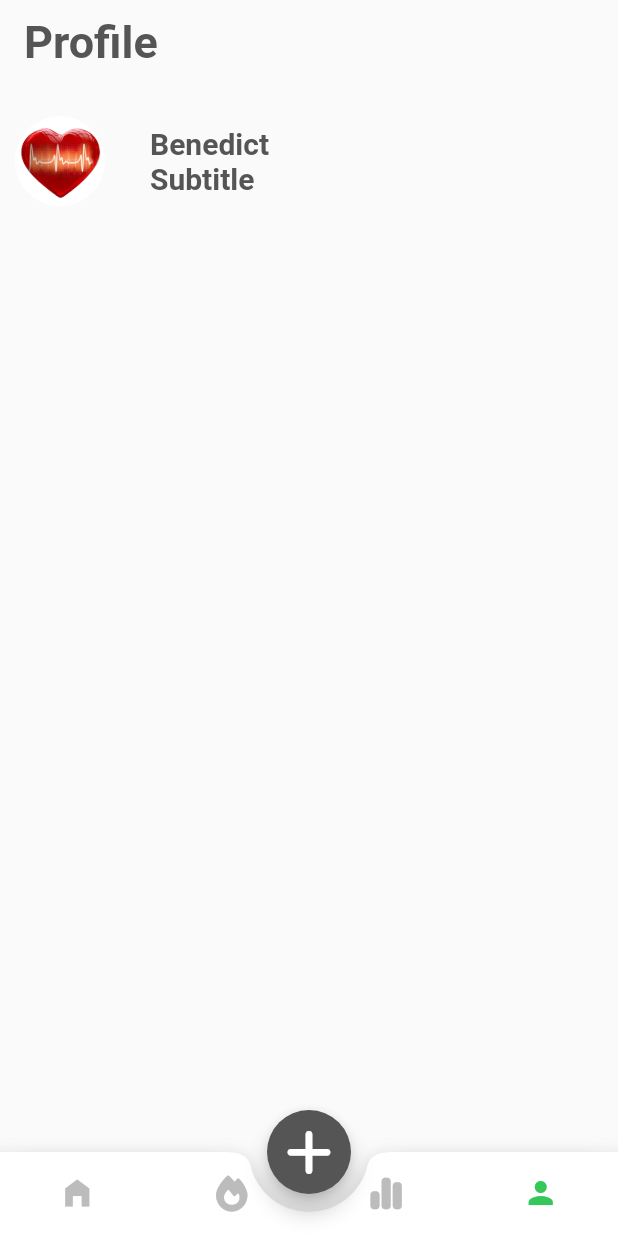
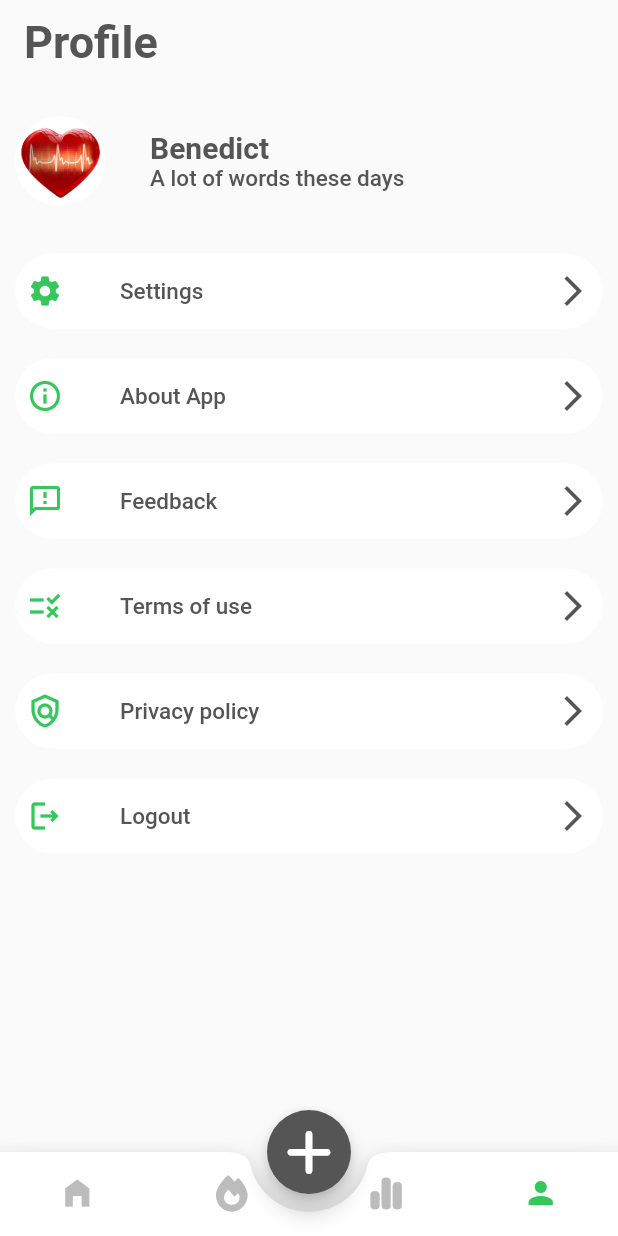
Before and after one commit to Stephen-Essoun/health-reminder, a Flutter app: the screen it shows after launch, item 4 of the bottom bar chosen, on a phone screen of 412 x 824 dp. Run offline on Flutter 3.47's test engine with Material 2 defaults, Android fonts, the phone set to English and light mode, and no system bars; our stand-ins replace firebase_auth, firebase_core, font_awesome_flutter, table_calendar; accounts and stored records are empty; Roboto replaces fonts that are missing (Montserrat).

Commit message:
completed profile page

```diff
--- /dev/null
+++ b/lib/module/profile_model.dart
@@ -0,0 +1,111 @@
+import 'package:flutter/material.dart';
+import 'package:pillset/commons/utils/colors.dart';
+
+class PModel {
+  Widget leading;
+  String identifier;
+  Widget trailing;
+  PModel(
+      {required this.leading,
+      required this.identifier,
+      required this.trailing});
+}
+
+List pmodel = [
+  PModel(
+      leading: const Padding(
+        padding: EdgeInsets.all(8.0),
+        child: Icon(
+          Icons.settings,
+          color: green,
+        ),
+      ),
+      identifier: 'Settings',
+      trailing: const Padding(
+        padding: EdgeInsets.all(8.0),
+        child: Icon(
+          Icons.arrow_forward_ios,
+          color: darkGrey,
+        ),
+      )),
+  PModel(
+      leading: const Padding(
+        padding: EdgeInsets.all(8.0),
+        child: Icon(
+          Icons.info_outline,
+          color: green,
+        ),
+      ),
+      identifier: 'About App',
+      trailing: const Padding(
+        padding: EdgeInsets.all(8.0),
+        child: Icon(
+          Icons.arrow_forward_ios,
+          color: darkGrey,
+        ),
+      )),
+  PModel(
+      leading: const Padding(
+        padding: EdgeInsets.all(8.0),
+        child: Icon(
+          Icons.feedback_outlined,
+          color: green,
+        ),
+      ),
+      identifier: 'Feedback',
+      trailing: const Padding(
+        padding: EdgeInsets.all(8.0),
+        child: Icon(
+          Icons.arrow_forward_ios,
+          color: darkGrey,
+        ),
+      )),
+  PModel(
+      leading: const Padding(
+        padding: EdgeInsets.all(8.0),
+        child: Icon(
+          Icons.rule_outlined,
+          color: green,
+        ),
+      ),
+      identifier: 'Terms of use',
+      trailing: const Padding(
+        padding: EdgeInsets.all(8.0),
+        child: Icon(
+          Icons.arrow_forward_ios,
+          color: darkGrey,
+        ),
+      )),
+  PModel(
+      leading: const Padding(
+        padding: EdgeInsets.all(8.0),
+        child: Icon(
+          Icons.policy_outlined,
+          color: green,
+        ),
+      ),
+      identifier: 'Privacy policy',
+      trailing: const Padding(
+        padding: EdgeInsets.all(8.0),
+        child: Icon(
+          Icons.arrow_forward_ios,
+          color: darkGrey,
+        ),
+      )),
+  PModel(
+      leading: const Padding(
+        padding: EdgeInsets.all(8.0),
+        child: Icon(
+          Icons.logout_outlined,
+          color: green,
+        ),
+      ),
+      identifier: 'Logout',
+      trailing: const Padding(
+        padding: EdgeInsets.all(8.0),
+        child: Icon(
+          Icons.arrow_forward_ios,
+          color: darkGrey,
+        ),
+      ))
+];
--- a/lib/views/home_view.dart
+++ b/lib/views/home_view.dart
@@ -96,7 +96,8 @@ class _HomeViewState extends State<HomeView> {
                               children: [
                                 Text(
                                   lmodel[index].title,
-                                  style: textTheme.headline1!.copyWith(fontSize: 20),
+                                  style: textTheme.headline1!
+                                      .copyWith(fontSize: 20),
                                 ),
                                 Row(
                                   children: [
--- a/lib/views/nav_but_view/fourth_view.dart
+++ b/lib/views/nav_but_view/fourth_view.dart
@@ -2,6 +2,8 @@ import 'package:flutter/material.dart';
 import 'package:pillset/commons/components/appbar.dart';
 import 'package:pillset/commons/utils/colors.dart';
 import 'package:pillset/commons/utils/text_theme.dart';
+
+import '../../module/profile_model.dart';
 
 class ProfileView extends StatelessWidget {
   const ProfileView({super.key});
@@ -36,12 +38,36 @@ class ProfileView extends StatelessWidget {
                         'Benedict',
                         style: textTheme.headline1!.copyWith(fontSize: 20),
                       ),
-                      Text('Subtitle', style: textTheme.headline4!.copyWith(color: darkGrey))
+                      Text('A lot of words these days',
+                          style: textTheme.headline2),
                     ],
                   )
                 ],
               ),
-            )
+            ),
+            ...List.generate(
+                pmodel.length,
+                (index) => Padding(
+                      padding: const EdgeInsets.symmetric(vertical: 10),
+                      child: Container(
+                        height: 50,
+                        width: MediaQuery.of(context).size.height/1,
+                        decoration: BoxDecoration(
+                            color: white,
+                            borderRadius: BorderRadius.circular(30)),
+                        child: Row(
+                          children: [
+                            pmodel[index].leading,
+                            const SizedBox(
+                              width: 30,
+                            ),
+                            Text(pmodel[index].identifier,style: textTheme.headline2),
+                            const Spacer(),
+                            pmodel[index].trailing
+                          ],
+                        ),
+                      ),
+                    ))
           ],
         ),
       ),
```
